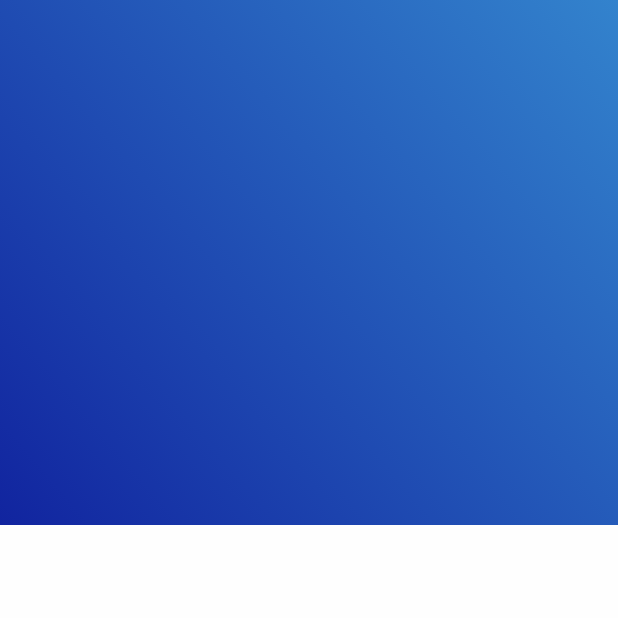
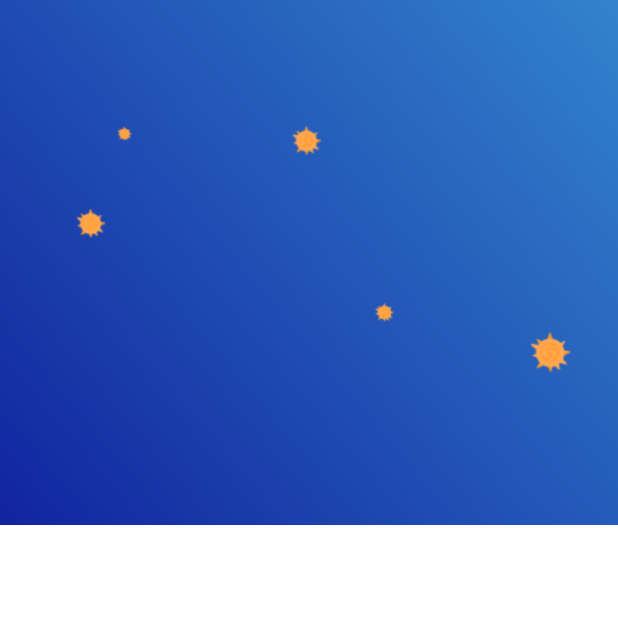
Before and after one commit to 69hunter/covid-19-ui, a Flutter app: the screen it shows after launch, on a phone screen of 412 x 824 dp, the top half of it. Run offline on Flutter 3.47's test engine with Material 2 defaults, Android fonts, the phone set to English and light mode, and no system bars.

```diff
--- a/lib/main.dart
+++ b/lib/main.dart
@@ -12,7 +12,7 @@ class MyApp extends StatelessWidget {
       title: 'Covid 19',
       theme: ThemeData(
         scaffoldBackgroundColor: kBackgroundColor,
-        fontFamily: "Poppins",
+        fontFamily: 'Poppins',
         textTheme: TextTheme(
           body1: TextStyle(
             color: kBodyTextColor,
@@ -42,6 +42,9 @@ class HomeScreen extends StatelessWidget {
                   Color(0xFF11249F),
                 ],
               ),
+              image: DecorationImage(
+                image: AssetImage('assets/images/virus.png'),
+              ),
             ),
           )
         ],
```
Also changed, not shown: assets/images/cough.png (added), assets/images/fever.png (added), assets/images/headache.png (added), assets/images/map.png (added), assets/images/virus.png (added), assets/images/wash_hands.png (added), assets/images/wear_mask.png (added).
